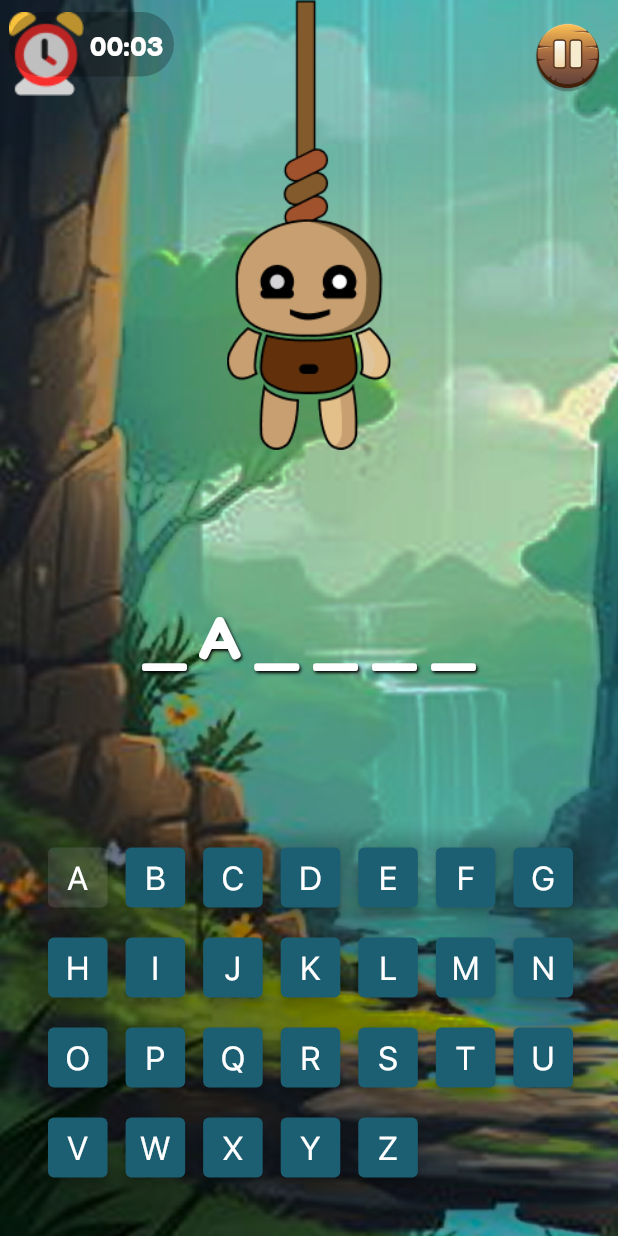
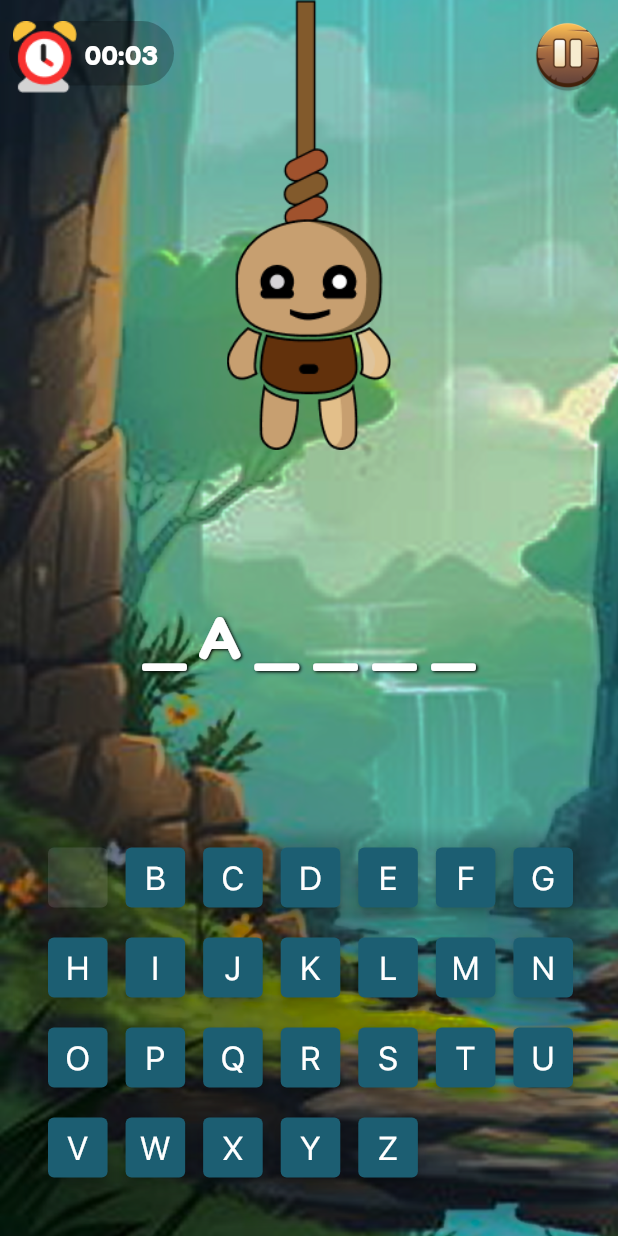
Before and after one commit to Honeypanchal/HangMan, a Flutter app: the GameScreen screen opened directly, after a tap on an icon or button, on a phone screen of 412 x 824 dp. Run offline on Flutter 3.47's test engine with Material 3 defaults, Android fonts, the phone set to English and light mode, and no system bars; our stand-ins replace audioplayers, date_format, firebase_auth, firebase_core, firebase_database, flutter_spinkit and 5 more; accounts and stored records are empty; project files that could hold a hidden picture were left out.

Commit message:
some minimal changes

```diff
--- a/lib/components/word_button.dart
+++ b/lib/components/word_button.dart
@@ -18,7 +18,7 @@ class WordButton extends StatelessWidget {
     return ElevatedButton(
       style: ElevatedButton.styleFrom(
         elevation: 3.0,
-        backgroundColor: isEnabled ? const Color(0xFF1C5E72) : Colors.grey[400],
+        backgroundColor: isEnabled ? const Color(0xFF1C5E72) : Colors.transparent,
         shape: RoundedRectangleBorder(
           borderRadius: BorderRadius.circular(4),
         ),
@@ -29,11 +29,11 @@ class WordButton extends StatelessWidget {
       child: Text(
         buttonTitle,
         textAlign: TextAlign.center,
-        style: const TextStyle(
+        style: TextStyle(
           fontFamily: 'SFProText',
           fontSize: 22,
           fontWeight: FontWeight.w400,
-          color: Colors.white,
+          color: isEnabled ? Colors.white:Colors.transparent,
         ),
       ),
     );
--- a/lib/main.dart
+++ b/lib/main.dart
@@ -132,7 +132,7 @@ class MainApp extends StatelessWidget {
             color: Colors.white,
           ),
         ),
-        scaffoldBackgroundColor: const Color(0xFF421b9b),
+
         textTheme: Theme.of(context).textTheme.apply(fontFamily: 'PatrickHand'),
       ),
 
--- a/lib/screens/CateGoriesScreen.dart
+++ b/lib/screens/CateGoriesScreen.dart
@@ -74,7 +74,8 @@ class _CategoriesScreenState extends State<CategoriesScreen> {
             child: Container(
               margin: const EdgeInsets.symmetric(horizontal: 24,vertical: 12),
               padding: const EdgeInsets.only(top: 16,left: 12,right: 12),
-              height: MediaQuery.of(context).size.height>900?500:MediaQuery.of(context).size.height>710?420:450,
+              height: MediaQuery.of(context).size.height>900?500:MediaQuery.of(context).size.height>
+                  710?450:450,
               width: 380,
               decoration: BoxDecoration(
                 borderRadius: BorderRadius.circular(16),
@@ -151,7 +152,7 @@ class _CategoriesScreenState extends State<CategoriesScreen> {
             ),
           ),
           Positioned(
-              top: 180,
+              top: MediaQuery.of(context).size.height>900?180:MediaQuery.of(context).size.height>710?120:160,
               right: 15,
               child: GestureDetector(
                 onTap: (){
--- a/lib/screens/DashBoeard.dart
+++ b/lib/screens/DashBoeard.dart
@@ -40,8 +40,8 @@
 
               // wordscue image at top center
 
+              SizedBox(height:MediaQuery.of(context).size.height>900?80: 50),
 
-              const SizedBox(height: 50),
 
               // Main frosted container
               Center(
--- a/lib/screens/LevalScreen.dart
+++ b/lib/screens/LevalScreen.dart
@@ -42,7 +42,7 @@ class _WordscueLevelScreenState extends State<WordscueLevelScreen> {
                     height: 100,
                   ),
 
-                  SizedBox(height: 50),
+                  SizedBox(height:MediaQuery.of(context).size.height>900?80: 50),
 
                   // Black background behind buttons
                   Stack(
--- a/lib/screens/UserNameScreen.dart
+++ b/lib/screens/UserNameScreen.dart
@@ -37,7 +37,7 @@ class _UsernamescreenState extends State<Usernamescreen> {
         'userId': userId,
         'username': username,
         'difficulty': 'beginner', // default
-        'category': 'general knowledge', // default
+        'category': 'tech_and_creativity', // default
         'coins':0,
       });
 
--- a/lib/screens/game_screen.dart
+++ b/lib/screens/game_screen.dart
@@ -40,7 +40,7 @@ class _GameScreenState extends State<GameScreen> {
   bool finishedGame = false;
   bool resetGame = false;
   final int maxWordsToWin = 8;
-  //final int maxWordsToWin = 1;
+
   // Timer variables
   bool isTimerOn = false;
   int seconds = 0; // For count-up (isTimerOn = false) or countdown (isTimerOn = true)
@@ -56,6 +56,37 @@ class _GameScreenState extends State<GameScreen> {
     _loadSettings();
     _loadWordsFromFirebase();
   }
+  Future<void> _loadWordsFromFirebase() async {
+    try {
+      final words = await fetchWordsFromFirebase();
+      hangmanObject = HangmanWords(words);
+      initWords();
+      setState(() {
+        isLoading = false;
+        errorMessage = null;
+      });
+    } catch (e) {
+      print("Error loading words: $e");
+      setState(() {
+        isLoading = false;
+        errorMessage = e.toString();
+      });
+    }
+  }
+
+  @override
+  void didChangeDependencies() {
+    super.didChangeDependencies();
+    // Reload settings when returning to GameScreen
+    _loadSettings();
+  }
+
+  @override
+  void dispose() {
+    _timer?.cancel();
+    super.dispose();
+  }
+
   Future<void> _loadSettings() async {
     final user = FirebaseAuth.instance.currentUser;
     if (user != null) {
@@ -65,7 +96,10 @@ class _GameScreenState extends State<GameScreen> {
             .get();
         setState(() {
           isTimerOn = snapshot.value as bool? ?? false;
-          seconds = isTimerOn ? 300 : 0; // 5 minutes (300s) or 0
+          // Only reset seconds if timer mode changes
+          if ((isTimerOn && seconds == 0) || (!isTimerOn && seconds == 300)) {
+            seconds = isTimerOn ? 300 : 0;
+          }
           _startTimer();
         });
       } catch (e) {
@@ -73,7 +107,6 @@ class _GameScreenState extends State<GameScreen> {
       }
     }
   }
-
 
   void _startTimer() {
     _timer?.cancel();
@@ -110,28 +143,11 @@ class _GameScreenState extends State<GameScreen> {
       }
     });
   }
+
   String _formatTimer(int seconds) {
     final minutes = (seconds ~/ 60).toString().padLeft(2, '0');
     final secs = (seconds % 60).toString().padLeft(2, '0');
     return "$minutes:$secs";
-  }
-
-  Future<void> _loadWordsFromFirebase() async {
-    try {
-      final words = await fetchWordsFromFirebase();
-      hangmanObject = HangmanWords(words);
-      initWords();
-      setState(() {
-        isLoading = false;
-        errorMessage = null;
-      });
-    } catch (e) {
-      print("Error loading words: $e");
-      setState(() {
-        isLoading = false;
-        errorMessage = e.toString();
-      });
-    }
   }
 
   Future<void> _awardCoins(int coins) async {
@@ -187,14 +203,14 @@ class _GameScreenState extends State<GameScreen> {
   }
 
   void returnHomePage() {
-    print("DEBUG: Navigating to HomeScreen, current route: ${ModalRoute.of(context)?.settings.name}");
+    print("DEBUG: Navigating to Dashboard, current route: ${ModalRoute.of(context)?.settings.name}");
+    _timer?.cancel(); // Stop timer on exit
     try {
-      Navigator.push(context, MaterialPageRoute(builder: (context) => const Dashboard()));
+      Navigator.pushReplacement(context, MaterialPageRoute(builder: (context) => const Dashboard()));
     } catch (e) {
       print("DEBUG: Navigation error: $e");
     }
   }
-
 
   void initWords() {
     print("DEBUG: Initializing new word");
@@ -292,16 +308,14 @@ class _GameScreenState extends State<GameScreen> {
           initWords();
         }
       }
-      buttonStatus[index] = false; // Disable button
+      buttonStatus[index] = false;
       if (hiddenWord == word) {
         finishedGame = true;
         wordCount += 1;
         print("DEBUG: Word completed, wordCount = $wordCount");
-
-        // Check if the user has won (guessed maxWordsToWin words)
         if (wordCount >= maxWordsToWin) {
           print("DEBUG: User won, awarding 10 coins and showing WinnerDialog");
-          _awardCoins(10); // Award 10 coins
+          _awardCoins(10);
           WidgetsBinding.instance.addPostFrameCallback((_) {
             WinnerDialog.show(
               context,
@@ -313,7 +327,7 @@ class _GameScreenState extends State<GameScreen> {
               onExit: () {
                 print("DEBUG: Home pressed");
                 returnHomePage();
-
+                Navigator.pop(context);
               },
             );
           });
@@ -351,7 +365,7 @@ class _GameScreenState extends State<GameScreen> {
               child: Image.asset(
                 'assets/images/$hangState.png',
                 fit: BoxFit.contain,
-                height: 300, // Reduced height to avoid overlap
+                height: 300,
                 gaplessPlayback: true,
               ),
             ),
@@ -363,49 +377,24 @@ class _GameScreenState extends State<GameScreen> {
                     child: Row(
                       mainAxisAlignment: MainAxisAlignment.spaceBetween,
                       children: <Widget>[
-                        // Row(
-                        //   children: <Widget>[
-                        //     SizedBox(
-                        //       child: IconButton(
-                        //         tooltip: 'Hint',
-                        //         iconSize: 39,
-                        //         icon: Icon(MdiIcons.lightbulb),
-                        //         highlightColor: Colors.transparent,
-                        //         splashColor: Colors.transparent,
-                        //         onPressed: hintStatus
-                        //             ? () {
-                        //           if (hintLetters.isNotEmpty) {
-                        //             int rand = Random().nextInt(hintLetters.length);
-                        //             wordPress(englishAlphabet.alphabet
-                        //                 .indexOf(wordList[hintLetters[rand]]));
-                        //             hintStatus = false;
-                        //           }
-                        //         }
-                        //             : null,
-                        //       ),
-                        //     ),
-                        //   ],
-                        // ),
                         Stack(
+                          clipBehavior: Clip.none,
                           children: [
-                            Align(
-                              alignment: Alignment.bottomLeft,
-                              child: Image.asset("assets/images/clock.png"),
-                            ),
+                            // Background pill container with timer
                             Container(
                               height: 43,
                               width: 110,
-                              decoration:  BoxDecoration(
-                                color: Color.fromRGBO(0, 0, 0, 0.25),
+                              decoration: BoxDecoration(
+                                color: const Color.fromRGBO(0, 0, 0, 0.25),
                                 borderRadius: BorderRadius.circular(50),
                               ),
-                              child: Padding(
-                                padding: const EdgeInsets.only(right: 7),
-                                child: Align(
-                                  alignment: Alignment.centerRight,
+                              child: Row(
+                                children: [
+                                  const SizedBox(width: 40), // leave space for the clock
+                                  Expanded(
                                     child: Text(
+                                      _formatTimer(seconds),
                                       textAlign: TextAlign.center,
-                                    _formatTimer(seconds),
                                       style: const TextStyle(
                                         fontFamily: 'Fredoka',
                                         fontWeight: FontWeight.w600,
@@ -414,6 +403,18 @@ class _GameScreenState extends State<GameScreen> {
                                       ),
                                     ),
                                   ),
+                                ],
+                              ),
+                            ),
+
+                            // Positioned clock image on the left side, overlapping
+                            Positioned(
+                              left: 0,
+                              top: 0,
+                              child: Image.asset(
+                                "assets/images/clock.png",
+                                height: 48,
+                                width: 48,
                               ),
                             ),
                           ],
@@ -421,8 +422,17 @@ class _GameScreenState extends State<GameScreen> {
                         GestureDetector(
                           onTap: () {
                             print("DEBUG: Pause button pressed");
+                            setState(() {
+                              isPaused = true; // Pause timer
+                            });
                             PauseDialog.show(
                               context,
+                              onResume: () {
+                                print("DEBUG: Resume pressed from PauseDialog");
+                                setState(() {
+                                  isPaused = false; // Resume timer
+                                });
+                              },
                               onRetry: () {
                                 print("DEBUG: Retry pressed from PauseDialog");
                                 newGame();
@@ -433,10 +443,10 @@ class _GameScreenState extends State<GameScreen> {
                               },
                             );
                           },
-                          child: SizedBox(
+                          child:  SizedBox(
                             width: 55,
                             height: 55,
-                            child: Image.asset('assets/images/pause_button.png'),
+                            child: Image.asset("assets/images/pause_button.png"),
                           ),
                         ),
                       ],
```
Also changed, not shown: lib/components/DialogueBox.dart (+9 -8 lines), 23 other files. Lines whose indentation alone changed are shown as unchanged.
